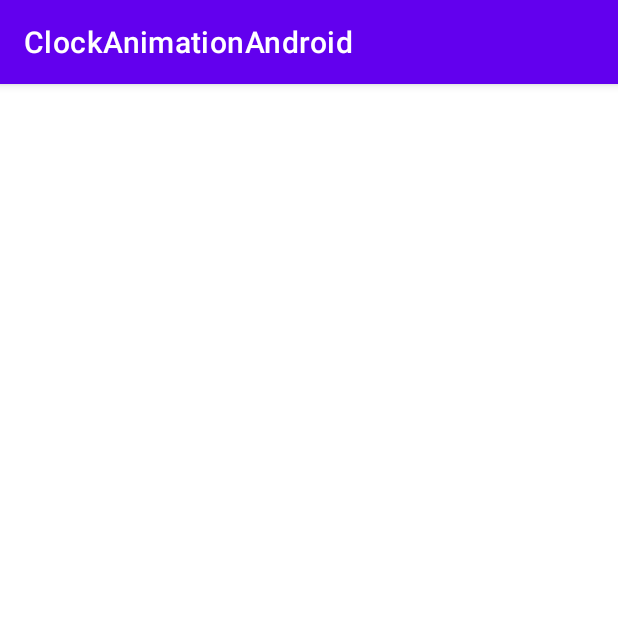
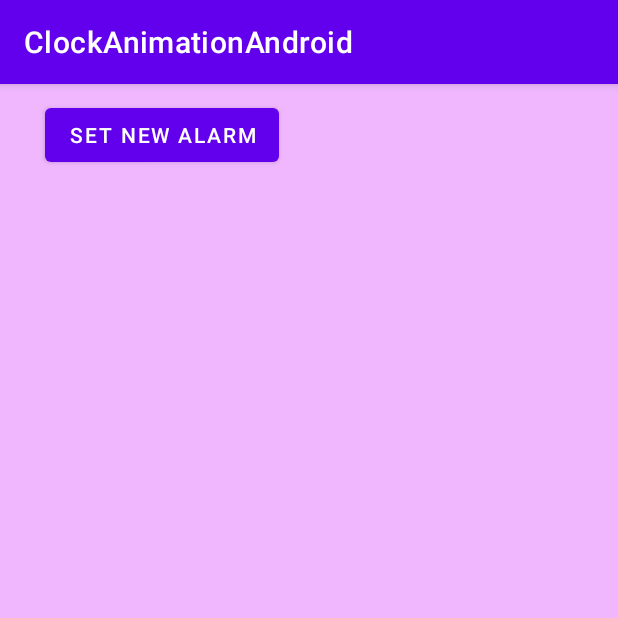
Before and after one commit to E-Livia/ClockAnimationAndroid, an Android app: the AlarmActivity screen opened directly, with no data from a screen before it, on a phone screen of 412 x 824 dp, the top half of it. Run offline under Robolectric (Android 15) with nearby library versions, the phone set to English and light mode, and no system bars.

Commit message:
created Alarm class, activity_alarm and empty activity_set_alarm in layout and classes AlarmActivity,Adapter and empty SetAlarm

```diff
--- a/app/src/main/res/layout/activity_alarm.xml
+++ b/app/src/main/res/layout/activity_alarm.xml
@@ -1,6 +1,26 @@
 <?xml version="1.0" encoding="utf-8"?>
-<androidx.constraintlayout.widget.ConstraintLayout xmlns:android="http://schemas.android.com/apk/res/android"
+<LinearLayout
+    xmlns:android="http://schemas.android.com/apk/res/android"
     android:layout_width="match_parent"
-    android:layout_height="match_parent">
+    android:layout_height="match_parent"
+    android:orientation="vertical"
+    android:background="@color/light_pink">
 
-</androidx.constraintlayout.widget.ConstraintLayout>
+    <Button
+        android:id="@+id/newAlarmButton"
+        android:layout_width="wrap_content"
+        android:layout_height="wrap_content"
+        android:text="@string/newAlarm"
+        android:layout_marginLeft="30dp"
+        android:layout_marginTop="10dp"/>
+
+    <ListView
+        android:id="@+id/alarmsList"
+        android:layout_width="match_parent"
+        android:layout_height="match_parent"
+        android:layout_marginTop="15dp"
+        android:divider="@null"
+        android:dividerHeight="0dp"
+        android:scrollbarStyle="outsideOverlay"
+        android:scrollbars="vertical"/>
+</LinearLayout>
--- a/app/src/main/res/values/strings.xml
+++ b/app/src/main/res/values/strings.xml
@@ -2,4 +2,5 @@
     <string name="app_name">ClockAnimationAndroid</string>
     <string name="alarmButton">Alarm</string>
     <string name="clockButton">Clock</string>
+    <string name="newAlarm">Set new alarm</string>
 </resources>
```
Also changed, not shown: app/src/main/AndroidManifest.xml (+8 -0 lines), app/src/main/java/com/example/clockanimationandroid/Alarm.java (added, +55 -0 lines), app/src/main/java/com/example/clockanimationandroid/AlarmActivity.java (+97 -0 lines), app/src/main/java/com/example/clockanimationandroid/AlarmListAdapter.java (added, +53 -0 lines), app/src/main/java/com/example/clockanimationandroid/SetAlarmActivity.java (added, +12 -0 lines), app/src/main/res/layout/activity_set_alarm.xml (added, +8 -0 lines), app/src/main/res/layout/alarm_item.xml (added, +22 -0 lines).
